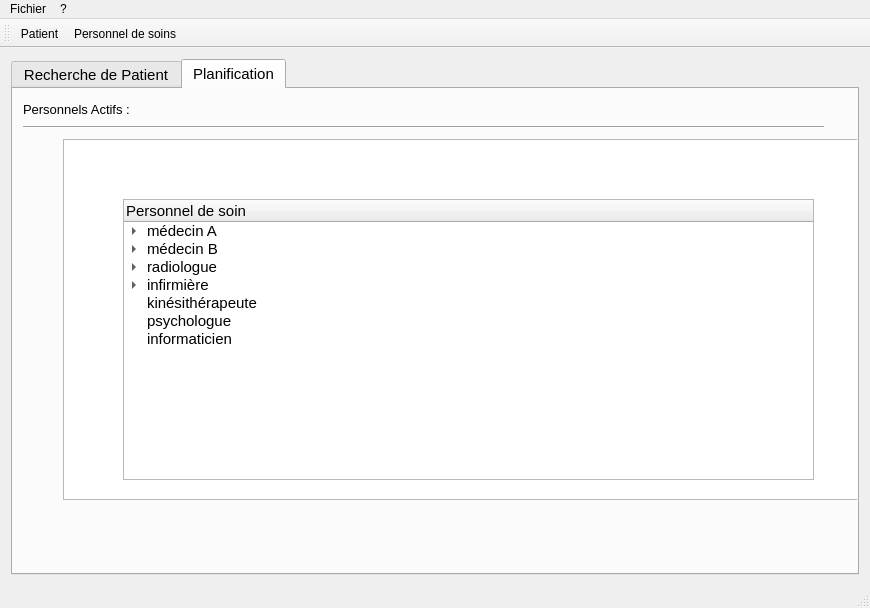
Above: QtProject/mainwindow.ui from ThomChar/QTProjectCpp before the change. Below: the same form after it.
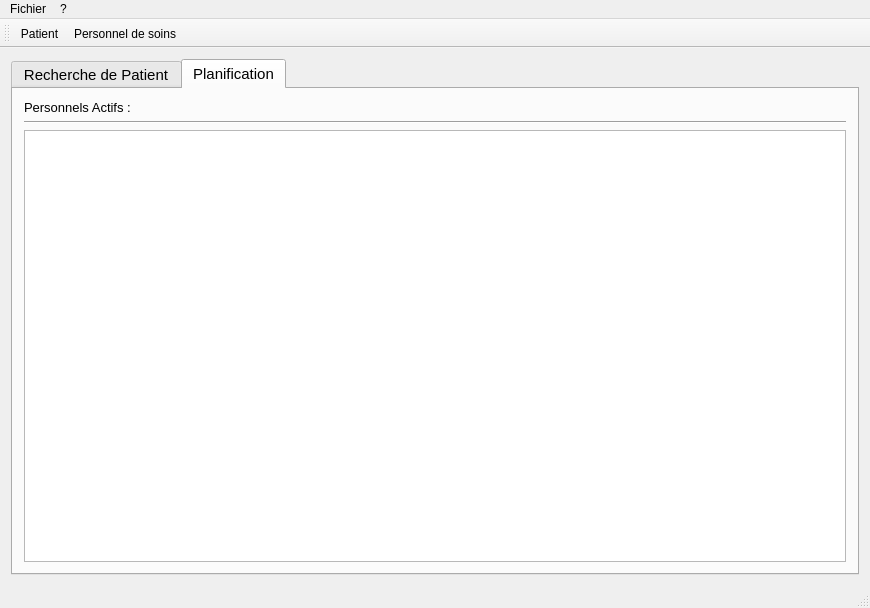
That is the form after the change. Icons and pictures are not drawn.

Commit message: add QTreeView personnel

What changed in the file:
```diff
--- a/QtProject/mainwindow.ui
+++ b/QtProject/mainwindow.ui
@@ -40,7 +40,7 @@
         <property name="currentIndex">
          <number>1</number>
         </property>
-        <widget class="QWidget" name="tab">
+        <widget class="QWidget" name="rechercheDePatient">
          <attribute name="title">
           <string>Recherche de Patient</string>
          </attribute>
@@ -452,128 +452,52 @@
           </item>
          </layout>
         </widget>
-        <widget class="QWidget" name="tab_2">
+        <widget class="QWidget" name="Planification">
          <attribute name="title">
           <string>Planification</string>
          </attribute>
-         <widget class="QLabel" name="label">
-          <property name="geometry">
-           <rect>
-            <x>10</x>
-            <y>10</y>
-            <width>141</width>
-            <height>21</height>
-           </rect>
-          </property>
-          <property name="font">
-           <font>
-            <pointsize>10</pointsize>
-            <weight>50</weight>
-            <bold>false</bold>
-           </font>
-          </property>
-          <property name="text">
-           <string>Personnels Actifs :</string>
-          </property>
-         </widget>
-         <widget class="Line" name="line_2">
-          <property name="geometry">
-           <rect>
-            <x>10</x>
-            <y>30</y>
-            <width>801</width>
-            <height>16</height>
-           </rect>
-          </property>
-          <property name="orientation">
-           <enum>Qt::Horizontal</enum>
-          </property>
-         </widget>
-         <widget class="QTreeView" name="treeView">
-          <property name="geometry">
-           <rect>
-            <x>50</x>
-            <y>50</y>
-            <width>801</width>
-            <height>361</height>
-           </rect>
-          </property>
-         </widget>
-         <widget class="QTreeWidget" name="treeWidget">
-          <property name="geometry">
-           <rect>
-            <x>110</x>
-            <y>110</y>
-            <width>691</width>
-            <height>281</height>
-           </rect>
-          </property>
-          <column>
-           <property name="text">
-            <string>Personnel de soin</string>
-           </property>
-          </column>
+         <layout class="QVBoxLayout" name="verticalLayout_2">
           <item>
-           <property name="text">
-            <string>médecin A</string>
-           </property>
-           <item>
-            <property name="text">
-             <string>Jean Michel</string>
+           <widget class="QLabel" name="label">
+            <property name="font">
+             <font>
+              <pointsize>10</pointsize>
+              <weight>50</weight>
+              <bold>false</bold>
+             </font>
             </property>
-           </item>
-           <item>
             <property name="text">
-             <string>Jean Sérien</string>
+             <string>Personnels Actifs :</string>
             </property>
-           </item>
+           </widget>
           </item>
           <item>
-           <property name="text">
-            <string>médecin B</string>
-           </property>
-           <item>
-            <property name="text">
-             <string>Sarah Croche</string>
+           <widget class="Line" name="line_2">
+            <property name="orientation">
+             <enum>Qt::Horizontal</enum>
             </property>
-           </item>
+           </widget>
           </item>
           <item>
-           <property name="text">
-            <string>radiologue</string>
-           </property>
-           <item>
-            <property name="text">
-             <string>Pacome Toulemonde</string>
+           <widget class="QTreeView" name="treeView">
+            <property name="enabled">
+             <bool>true</bool>
             </property>
-           </item>
-          </item>
-          <item>
-           <property name="text">
-            <string>inﬁrmière</string>
-           </property>
-           <item>
-            <property name="text">
-             <string>Nouveau sous-élément</string>
+            <property name="editTriggers">
+             <set>QAbstractItemView::NoEditTriggers</set>
             </property>
-           </item>
+            <property name="dragEnabled">
+             <bool>false</bool>
+            </property>
+            <property name="textElideMode">
+             <enum>Qt::ElideLeft</enum>
+            </property>
+            <property name="sortingEnabled">
+             <bool>false</bool>
+            </property>
+           </widget>
           </item>
-          <item>
-           <property name="text">
-            <string>kinésithérapeute</string>
-           </property>
-          </item>
-          <item>
-           <property name="text">
-            <string>psychologue</string>
-           </property>
-          </item>
-          <item>
-           <property name="text">
-            <string>informaticien</string>
-           </property>
-          </item>
-         </widget>
+         </layout>
         </widget>
        </widget>
       </item>
```
The commit also changes 12 other files.
